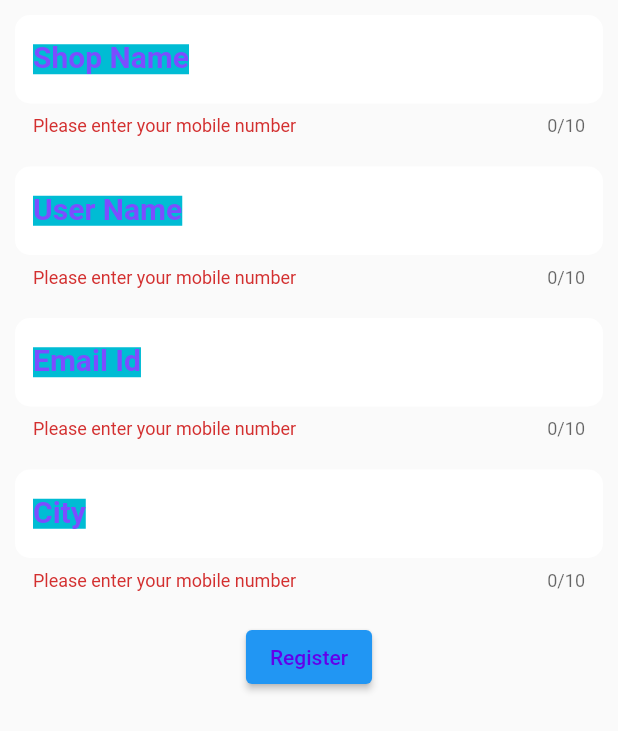
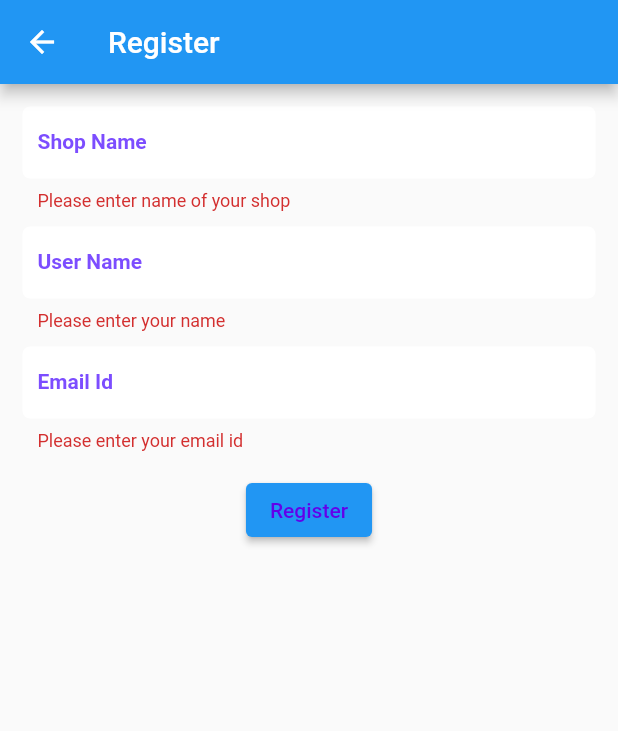
Before and after one commit to skanagavelu/pettyshop, a Flutter app: the RegisterForm screen opened directly, after a tap on "Register", on a phone screen of 412 x 824 dp. Shown: the top 731 px of the screen. Run offline on Flutter 3.47's test engine with Material 2 defaults, Android fonts, the phone set to English and light mode, and no system bars; Roboto replaces fonts that are missing (Rubik).

```diff
--- a/lib/main.dart
+++ b/lib/main.dart
@@ -1,5 +1,5 @@
 import 'package:flutter/material.dart';
-import 'package:petty_shop/screens/register.dart';
+import 'package:petty_shop/screens/login.dart';
 
 void main() {
   runApp(const App());
@@ -39,7 +39,8 @@ class App extends StatelessWidget {
                   SizedBox(
                     height: 45.0,
                   ),
-                  RegisterForm(),
+                  LoginForm(),
+                  //RegisterForm(),
                 ],
               ),
             ),
--- a/lib/screens/register.dart
+++ b/lib/screens/register.dart
@@ -1,3 +1,4 @@
+import 'package:flutter/cupertino.dart';
 import 'package:flutter/material.dart';
 import 'package:petty_shop/screens/utils/screen_utils.dart';
 
@@ -10,96 +11,78 @@ class RegisterForm extends StatefulWidget {
 
 class _RegisterFormState extends State<RegisterForm> {
   final GlobalKey<FormState> _formKey = GlobalKey<FormState>();
-  static final RegExp numberRegExp = RegExp(r'^[0-9]+$');
+  static final RegExp emailPattern = RegExp(
+      r"^[a-zA-Z0-9.a-zA-Z0-9.!#$%&'*+-/=?^_`{|}~]+@[a-zA-Z0-9]+\.[a-zA-Z]+");
 
   @override
   Widget build(BuildContext context) {
-    return Form(
+    return Scaffold(
+      appBar: AppBar(
+        title: const Text('Register'),
+      ),
+      body: Container(
+        padding: const EdgeInsets.all(10),
+        child: Form(
+          autovalidateMode: AutovalidateMode.onUserInteraction,
           key: _formKey,
           child: Column(
-        mainAxisSize: MainAxisSize.min,
+            // mainAxisSize: MainAxisSize.min,
             // verticalDirection: VerticalDirection.up,
             // mainAxisAlignment: MainAxisAlignment.end,
             // crossAxisAlignment: CrossAxisAlignment.start,
             children: <Widget>[
               Container(
-            padding: const EdgeInsets.all(10),
+                padding: const EdgeInsets.all(5),
                 child: TextFormField(
-              maxLength: 10,
-              maxLines: 1,
-              style: const TextStyle(
-                color: Colors.lightBlue,
-                fontWeight: FontWeight.bold,
-              ),
+                  // maxLength: 10,
+                  // maxLines: 1,
+
+                  style: kRegisterTextStyle(),
                   decoration:
                       kRegisterTextFieldInputDecorations(_formKey, "Shop Name"),
                   validator: (String? value) {
                     if (value == null || value.isEmpty) {
-                  return 'Please enter your mobile number';
-                } else if (value.length != 10) {
-                  return 'Mobile number must be of 10 digits';
+                      return 'Please enter name of your shop';
+                    } else if (value.length > 20) {
+                      return 'Shop Name cannot be more than 20 characters';
                     }
                     return null;
                   },
                 ),
               ),
               Container(
-            padding: const EdgeInsets.all(10),
+                padding: const EdgeInsets.all(5),
                 child: TextFormField(
-              maxLength: 10,
-              maxLines: 1,
-              style: const TextStyle(
-                color: Colors.lightBlue,
-                fontWeight: FontWeight.bold,
-              ),
+                  // maxLength: 10,
+                  // maxLines: 1,
+                  style: kRegisterTextStyle(),
                   decoration:
                       kRegisterTextFieldInputDecorations(_formKey, "User Name"),
                   validator: (String? value) {
                     if (value == null || value.isEmpty) {
-                  return 'Please enter your mobile number';
-                } else if (value.length != 10) {
-                  return 'Mobile number must be of 10 digits';
+                      return 'Please enter your name';
+                    } else if (value.length > 10) {
+                      return 'Name cannot be more than 20 characters';
                     }
                     return null;
                   },
                 ),
               ),
               Container(
-            padding: const EdgeInsets.all(10),
+                padding: const EdgeInsets.all(5),
                 child: TextFormField(
-              maxLength: 10,
-              maxLines: 1,
-              style: const TextStyle(
-                color: Colors.lightBlue,
-                fontWeight: FontWeight.bold,
-              ),
+                  // maxLength: 10,
+                  // maxLines: 1,
+                  style: kRegisterTextStyle(),
                   decoration:
                       kRegisterTextFieldInputDecorations(_formKey, "Email Id"),
                   validator: (String? value) {
                     if (value == null || value.isEmpty) {
-                  return 'Please enter your mobile number';
-                } else if (value.length != 10) {
-                  return 'Mobile number must be of 10 digits';
-                }
-                return null;
-              },
-            ),
-          ),
-          Container(
-            padding: const EdgeInsets.all(10),
-            child: TextFormField(
-              maxLength: 10,
-              maxLines: 1,
-              style: const TextStyle(
-                color: Colors.lightBlue,
-                fontWeight: FontWeight.bold,
-              ),
-              decoration: kRegisterTextFieldInputDecorations(_formKey, "City"),
-              validator: (String? value) {
-                if (value == null || value.isEmpty) {
-                  return 'Please enter your mobile number';
-                } else if (value.length != 10) {
-                  return 'Mobile number must be of 10 digits';
+                      return 'Please enter your email id';
+                    } else if (value.length > 30) {
+                      return 'Email id cannot be more that 30 characters';
+                    } else if (!emailPattern.hasMatch(value)) {
+                      return 'Please enter valid email id';
                     }
                     return null;
                   },
@@ -110,6 +93,8 @@ class _RegisterFormState extends State<RegisterForm> {
               ),
               RegisterButton(_formKey),
             ],
+          ),
+        ),
       ),
     );
   }
@@ -126,11 +111,8 @@ class RegisterButton extends StatelessWidget {
         primary: Colors.deepPurpleAccent[700],
       ),
       onPressed: () {
-        // Validate will return true if the form is valid, or false if
-        // the form is invalid.
-
         if (formKey.currentState!.validate()) {
-          // Process data.
+          _showDialog(context, formKey);
         }
       },
       child: const Text('Register'),
@@ -138,25 +120,149 @@ class RegisterButton extends StatelessWidget {
   }
 }
 
-class CancelButton extends StatelessWidget {
-  const CancelButton(this.formKey, {Key? key}) : super(key: key);
+class EmailConfirmationAlertDialog extends StatelessWidget {
+  const EmailConfirmationAlertDialog(this.formKey, {Key? key})
+      : super(key: key);
   final GlobalKey<FormState> formKey;
 
   @override
   Widget build(BuildContext context) {
-    return ElevatedButton(
-      style: TextButton.styleFrom(
-        primary: Colors.deepPurpleAccent[700],
+    // set up the buttons
+    Widget cancelButton = TextButton(
+      child: const Text(
+        "Cancel",
+        style: TextStyle(
+          color: Colors.lightGreenAccent,
+        ),
       ),
       onPressed: () {
-        // Validate will return true if the form is valid, or false if
-        // the form is invalid.
+        Navigator.of(context).pop();
+      },
+    );
+    Widget confirmButton = TextButton(
+      child: const Text(
+        "Confirm",
+        style: TextStyle(
+          color: Colors.lightGreenAccent,
+        ),
+      ),
+      onPressed: () {},
+    );
 
-        if (formKey.currentState!.validate()) {
-          // Process data.
+    // set up the AlertDialog
+    return AlertDialog(
+      title: const Text("Email confirmation"),
+      content: const Text(
+          "OTP will be send to your Email, \nPlease confirm your email id is valid?"),
+      actions: [
+        cancelButton,
+        confirmButton,
+      ],
+      elevation: 24.0,
+      backgroundColor: Colors.indigo[300],
+      shape: RoundedRectangleBorder(
+        borderRadius: BorderRadius.circular(30),
+      ),
+    );
+
+    // return const CupertinoAlertDialog(
+    //   title: Text('Accept'),
+    // );
+
+    // return showDialog(
+    //   context: context,
+    //   builder: (_) => CupertinoAlertDialog(
+    //     title: Text('Accept'),
+    //   ),
+    //   barrierDismissible: false,
+    // ).then((value) => value ?? false);
+
+    // return AlertDialog(
+    //   content: Container(
+    //     padding: const EdgeInsets.all(8.0),
+    //     decoration: const BoxDecoration(
+    //         gradient: LinearGradient(colors: [
+    //       Colors.blue,
+    //       Colors.red,
+    //     ], begin: Alignment.topCenter, end: Alignment.bottomCenter)),
+    //     child: Text('Accept'),
+    //   ),
+    //   contentPadding: EdgeInsets.all(0.0),
+    // );
   }
+}
+
+_showDialog(BuildContext context, GlobalKey<FormState> formKey) {
+  showDialog(
+    context: context,
+    builder: (BuildContext context) {
+      return EmailConfirmationAlertDialog(formKey);
     },
-      child: const Text('Cancel'),
   );
 }
-}
+
+// class BlurryDialog extends StatelessWidget {
+//   String title;
+//   String content;
+//   VoidCallback continueCallBack;
+//
+//   BlurryDialog(this.title, this.content, this.continueCallBack);
+//   TextStyle textStyle = TextStyle(color: Colors.black);
+//
+//   @override
+//   Widget build(BuildContext context) {
+//     return BackdropFilter(
+//         filter: ImageFilter.blur(sigmaX: 6, sigmaY: 6),
+//         child: AlertDialog(
+//           title: Text(
+//             title,
+//             style: textStyle,
+//           ),
+//           content: Text(
+//             content,
+//             style: textStyle,
+//           ),
+//           actions: <Widget>[
+//             TextButton(
+//               child: Text("Continue"),
+//               onPressed: () {
+//                 continueCallBack();
+//               },
+//             ),
+//             TextButton(
+//               child: Text("Cancel"),
+//               onPressed: () {
+//                 Navigator.of(context).pop();
+//               },
+//             ),
+//           ],
+//         ));
+//   }
+// }
+
+// class MyStatelessWidget extends StatelessWidget {
+//   const MyStatelessWidget({Key? key}) : super(key: key);
+//
+//   @override
+//   Widget build(BuildContext context) {
+//     return Scaffold(
+//       body: Center(
+//         child: OutlinedButton(
+//           onPressed: () {
+//             Navigator.of(context).restorablePush(_dialogBuilder);
+//           },
+//           child: const Text('Open Dialog'),
+//         ),
+//       ),
+//     );
+//   }
+//
+//   static Route<Object?> _dialogBuilder(
+//       BuildContext context, Object? arguments) {
+//     return DialogRoute<void>(
+//       context: context,
+//       builder: (BuildContext context) =>
+//           const AlertDialog(title: Text('Material Alert!')),
+//     );
+//   }
+// }
--- a/lib/screens/utils/screen_utils.dart
+++ b/lib/screens/utils/screen_utils.dart
@@ -34,22 +34,33 @@ InputDecoration kLoginTextFieldInputDecorations(GlobalKey<FormState> formKey) {
   );
 }
 
+TextStyle kRegisterTextStyle() {
+  return const TextStyle(
+    fontSize: 13,
+    fontFamily: 'Rubik',
+    color: Colors.deepPurpleAccent,
+    fontWeight: FontWeight.w700,
+  );
+}
+
 InputDecoration kRegisterTextFieldInputDecorations(
     GlobalKey<FormState> formKey, String labelName) {
   return InputDecoration(
     filled: true,
     fillColor: Colors.white,
     labelText: labelName,
+    contentPadding:
+        const EdgeInsets.symmetric(vertical: 16.0, horizontal: 10.0),
     labelStyle: const TextStyle(
-      fontSize: 20,
+      fontSize: 14,
       fontFamily: 'Rubik',
       color: Colors.deepPurpleAccent,
       fontWeight: FontWeight.bold,
-      backgroundColor: Colors.cyan,
+      // backgroundColor: Colors.cyan,
     ),
     border: const OutlineInputBorder(
       borderRadius: BorderRadius.all(
-        Radius.circular(10),
+        Radius.circular(5),
       ),
       borderSide: BorderSide.none,
     ),
```
Also changed, not shown: lib/screens/login.dart (+19 -6 lines), lib/screens/otp_verification.dart (added, +103 -0 lines). Lines whose indentation alone changed are shown as unchanged.
